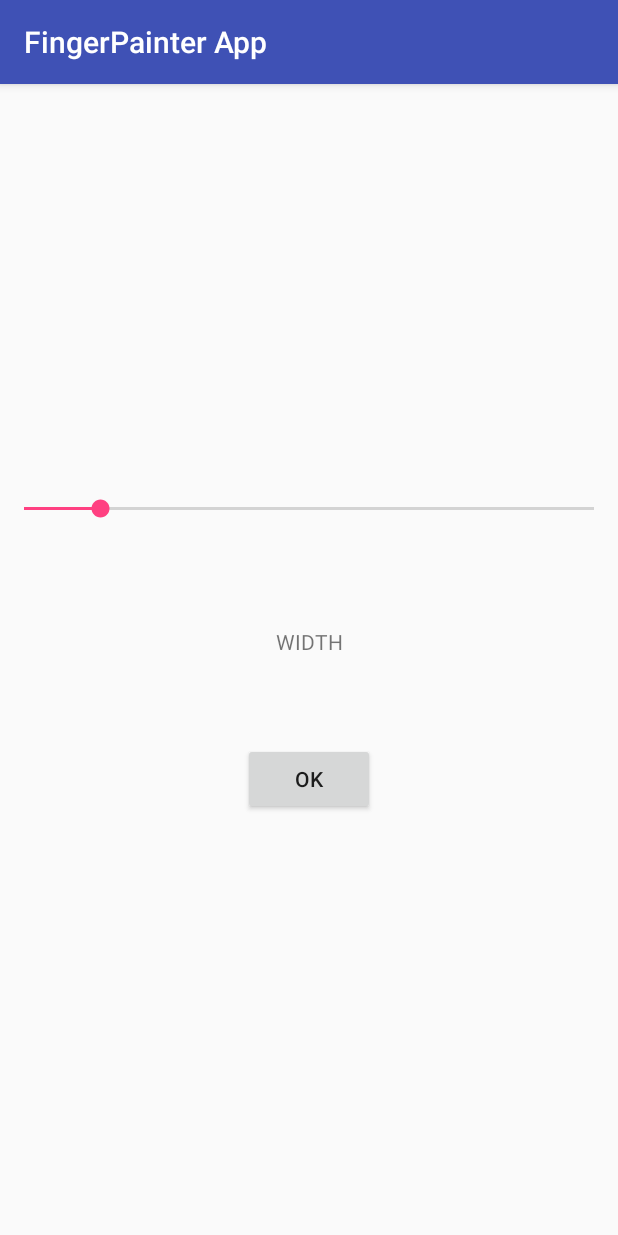
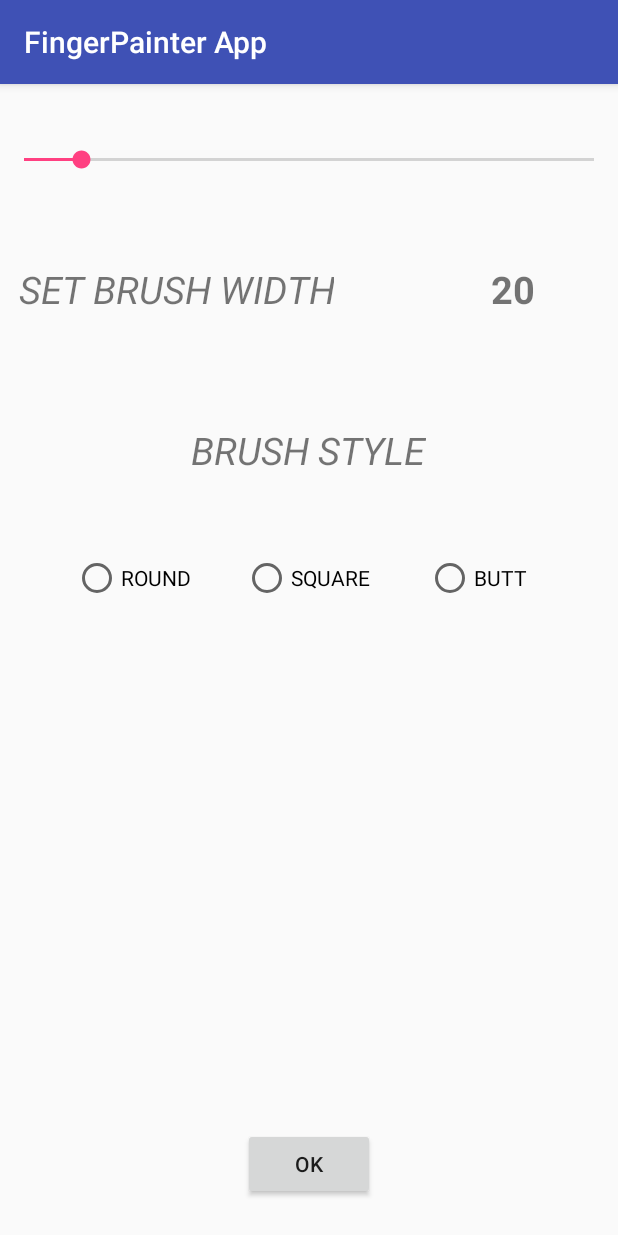
Before and after one commit to khcy5dnr/FingerPainter-App, an Android app: the SetBrushSize_Activity screen opened directly, with no data from a screen before it, on a phone screen of 412 x 824 dp. Run offline under Robolectric (Android 15) with nearby library versions, the phone set to English and light mode, and no system bars.

Commit message:
Added brush width functionality

```diff
--- a/app/src/main/java/com/example/durai23/fingerpainterapp/SetBrushSize_Activity.java
+++ b/app/src/main/java/com/example/durai23/fingerpainterapp/SetBrushSize_Activity.java
@@ -1,11 +1,13 @@
 package com.example.durai23.fingerpainterapp;
 
+import android.content.Intent;
 import android.support.v7.app.AppCompatActivity;
 import android.os.Bundle;
+import android.view.View;
 import android.widget.Button;
+import android.widget.RadioButton;
 import android.widget.SeekBar;
 import android.widget.TextView;
-import android.widget.Toast;
 
 public class SetBrushSize_Activity extends AppCompatActivity {
     static final int SET_BRUSH_WIDTH_ACTIVITY_REQUEST_CODE = 2;
@@ -13,6 +15,10 @@ public class SetBrushSize_Activity extends AppCompatActivity {
     SeekBar seekBar_width;
     TextView brushWidth;
     Button okButton;
+    RadioButton roundButton;
+    private int size_brushWidth = 20;
+
+    Bundle bundle = new Bundle();
 
     @Override
     protected void onCreate(Bundle savedInstanceState) {
@@ -22,24 +28,48 @@ public class SetBrushSize_Activity extends AppCompatActivity {
         seekBar_width = (SeekBar)findViewById(R.id.seekBar_width);
         brushWidth = (TextView) findViewById(R.id.brush_width);
         okButton = (Button)findViewById(R.id.okButton);
+        roundButton = (RadioButton)findViewById(R.id.radioButton_Round);
 
-        seekBar_width.setMax(150);
+
+        seekBar_width.setMax(200);
+
         seekBar_width.setOnSeekBarChangeListener(new SeekBar.OnSeekBarChangeListener() {
             int progressValue = 0;
 
             public void onProgressChanged(SeekBar seekBar, int progress, boolean fromUser) {
-                progressValue = progress;
+                if(progress == 0){
+                    progressValue = progress+1;
+                }
+                else{
+                    progressValue = progress;
+                }
+                brushWidth.setText(Integer.toString(progressValue));
             }
 
             public void onStartTrackingTouch(SeekBar seekBar) {
-                brushWidth.setText(Integer.toString(progressValue));
+
             }
 
             public void onStopTrackingTouch(SeekBar seekBar) {
-                /*Toast.makeText(SetBrushSize_Activity.this, "Seek bar progress is :" + progressValue,
-                        Toast.LENGTH_SHORT).show();*/
                 brushWidth.setText(Integer.toString(progressValue));
+                size_brushWidth = progressValue;
+            }
+        });
+
+
+
+        okButton.setOnClickListener(new View.OnClickListener() {
+            public void onClick(View view) {
+                return_brushSize();
             }
         });
     }
+
+    public void return_brushSize(){
+        bundle.putInt("brushWidth",size_brushWidth);
+        Intent result = new Intent();
+        result.putExtras(bundle);
+        setResult(SET_BRUSH_WIDTH_ACTIVITY_REQUEST_CODE, result);
+        finish();
+    }
 }
--- a/app/src/main/res/layout/activity_set_brush_size_.xml
+++ b/app/src/main/res/layout/activity_set_brush_size_.xml
@@ -15,20 +15,23 @@
         android:progress="20"
         tools:layout_editor_absoluteX="0dp"
         tools:layout_editor_absoluteY="158dp"
-        android:layout_above="@+id/brush_width"
-        android:layout_alignParentStart="true"
-        android:layout_marginBottom="70dp" />
+        android:layout_marginTop="41dp"
+        android:layout_alignParentTop="true"
+        android:layout_alignParentStart="true" />
 
     <TextView
         android:id="@+id/brush_width"
         android:layout_width="140dp"
         android:layout_height="43dp"
-        android:text="WIDTH"
+        android:text="20"
         android:textAlignment="center"
+        android:textSize="25sp"
+        android:textStyle="bold"
         tools:layout_editor_absoluteY="234dp"
         tools:layout_editor_absoluteX="122dp"
-        android:layout_centerVertical="true"
-        android:layout_centerHorizontal="true" />
+        android:layout_alignBaseline="@+id/textView3"
+        android:layout_alignBottom="@+id/textView3"
+        android:layout_alignParentEnd="true" />
 
     <Button
         android:id="@+id/okButton"
@@ -37,8 +40,61 @@
         android:text="OK"
         tools:layout_editor_absoluteX="148dp"
         tools:layout_editor_absoluteY="447dp"
+        android:layout_alignParentBottom="true"
+        android:layout_centerHorizontal="true"
+        android:layout_marginBottom="24dp" />
 
+    <TextView
+        android:id="@+id/textView2"
+        android:layout_width="wrap_content"
+        android:layout_height="wrap_content"
         android:layout_below="@+id/brush_width"
         android:layout_centerHorizontal="true"
-        android:layout_marginTop="34dp" />
+        android:layout_marginTop="64dp"
+        android:text="BRUSH STYLE"
+        android:textAlignment="center"
+        android:textSize="25sp"
+        android:textStyle="italic" />
+
+    <TextView
+        android:id="@+id/textView3"
+        android:layout_width="wrap_content"
+        android:layout_height="wrap_content"
+        android:layout_alignParentStart="true"
+        android:layout_below="@+id/seekBar_width"
+        android:layout_marginStart="12dp"
+        android:layout_marginTop="60dp"
+        android:text="SET BRUSH WIDTH"
+        android:textAlignment="center"
+        android:textSize="25sp"
+        android:textStyle="italic" />
+
+    <RadioButton
+        android:id="@+id/radioButton_Round"
+        android:layout_width="wrap_content"
+        android:layout_height="wrap_content"
+        android:layout_marginTop="52dp"
+        android:text="ROUND"
+        android:layout_below="@+id/textView2"
+        android:layout_toStartOf="@+id/textView2" />
+
+    <RadioButton
+        android:id="@+id/radioButton_Square"
+        android:layout_width="wrap_content"
+        android:layout_height="wrap_content"
+        android:text="SQUARE"
+        android:layout_alignBaseline="@+id/radioButton_Round"
+        android:layout_alignBottom="@+id/radioButton_Round"
+        android:layout_alignStart="@+id/okButton" />
+
+    <RadioButton
+        android:id="@+id/radioButton_Butt"
+        android:layout_width="wrap_content"
+        android:layout_height="wrap_content"
+        android:text="BUTT"
+        android:layout_alignBaseline="@+id/radioButton_Square"
+        android:layout_alignBottom="@+id/radioButton_Square"
+        android:layout_toEndOf="@+id/textView2" />
+
+
 </RelativeLayout>
```
Also changed, not shown: app/src/main/java/com/example/durai23/fingerpainterapp/FingerPainterView.java (+8 -0 lines), app/src/main/java/com/example/durai23/fingerpainterapp/MainActivity.java (+24 -5 lines), app/src/main/java/com/example/durai23/fingerpainterapp/SetColourActivity.java (+10 -0 lines), app/src/main/res/layout/activity_main.xml (+13 -4 lines), app/src/main/res/layout/activity_set_colour.xml (+6 -9 lines).
